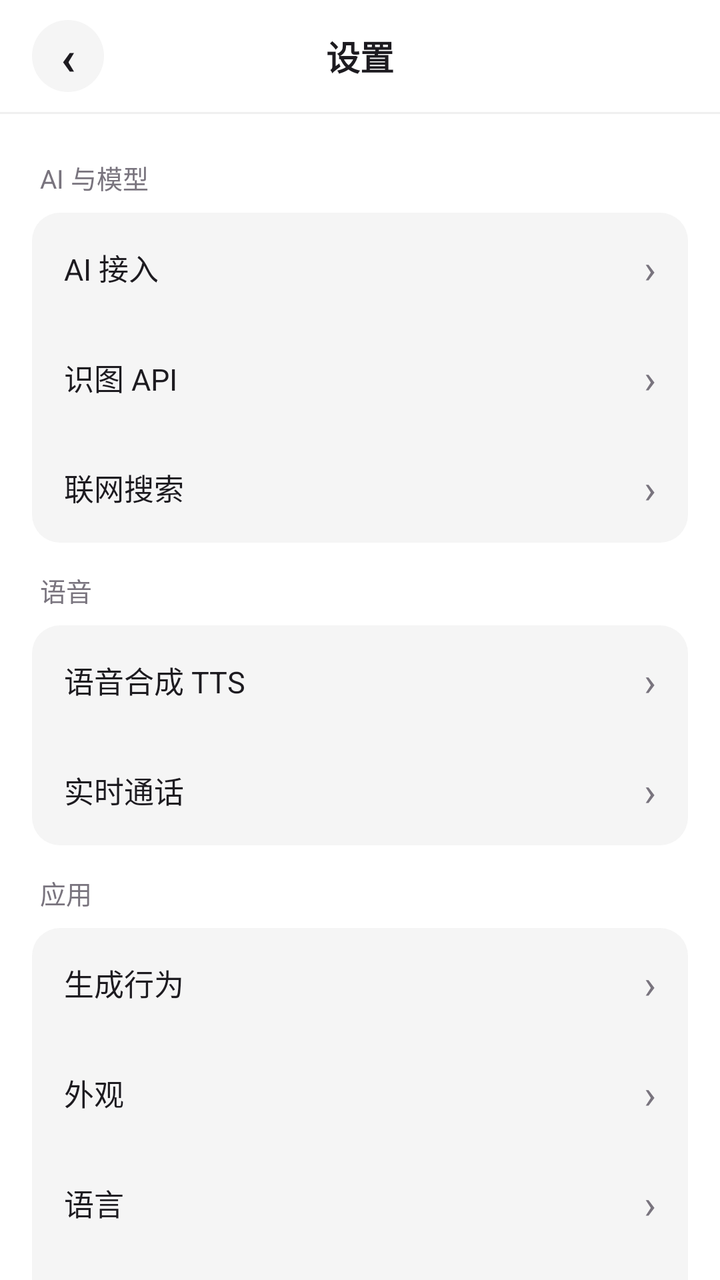
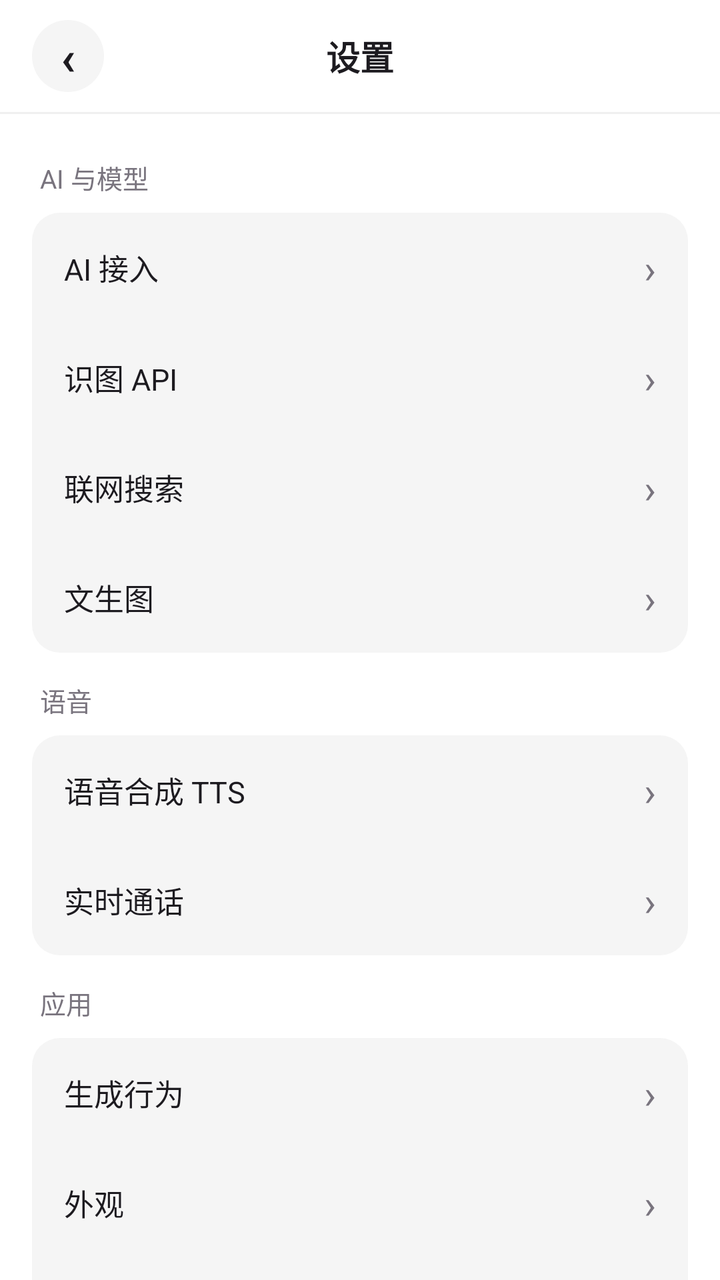

An Android layout rendered at two revisions. The XML below is the earlier revision; the diff shows what the commit changed to produce the second picture.
<!-- AndroidManifest.xml: application theme AppTheme -->
<!-- res/layout/activity_settings.xml -->
<?xml version="1.0" encoding="utf-8"?>
<LinearLayout xmlns:android="http://schemas.android.com/apk/res/android"
    android:layout_width="match_parent"
    android:layout_height="match_parent"
    android:orientation="vertical"
    android:background="@color/md_surface">

    <FrameLayout
        android:layout_width="match_parent"
        android:layout_height="56dp">

        <TextView
            android:id="@+id/btnBack"
            android:layout_width="36dp"
            android:layout_height="36dp"
            android:layout_gravity="center_vertical|start"
            android:layout_marginLeft="16dp"
            android:background="@drawable/back_btn_bg"
            android:gravity="center"
            android:text="‹"
            android:textColor="@color/md_on_surface"
            android:textSize="24sp"
            android:textStyle="bold" />

        <TextView
            android:layout_width="wrap_content"
            android:layout_height="wrap_content"
            android:layout_gravity="center"
            android:text="设置"
            android:textColor="@color/md_on_surface"
            android:textSize="17sp"
            android:textStyle="bold" />
    </FrameLayout>

    <View
        android:layout_width="match_parent"
        android:layout_height="1dp"
        android:background="@color/md_divider" />

    <ScrollView
        android:layout_width="match_parent"
        android:layout_height="0dp"
        android:layout_weight="1"
        android:paddingLeft="16dp"
        android:paddingRight="16dp"
        android:paddingTop="8dp"
        android:paddingBottom="30dp"
        android:clipToPadding="false"
        android:scrollbars="none">

        <LinearLayout
            android:layout_width="match_parent"
            android:layout_height="wrap_content"
            android:orientation="vertical">

            
            <TextView
                android:layout_width="wrap_content"
                android:layout_height="wrap_content"
                android:layout_marginTop="14dp"
                android:layout_marginBottom="8dp"
                android:layout_marginLeft="4dp"
                android:text="AI 与模型"
                android:textColor="@color/md_outline"
                android:textSize="13sp" />

            <LinearLayout
                android:layout_width="match_parent"
                android:layout_height="wrap_content"
                android:background="@drawable/card_bg"
                android:orientation="vertical">

                <LinearLayout
                    android:id="@+id/rowAi"
                    android:layout_width="match_parent"
                    android:layout_height="wrap_content"
                    android:gravity="center_vertical"
                    android:orientation="horizontal"
                    android:paddingLeft="16dp"
                    android:paddingRight="16dp"
                    android:paddingTop="14dp"
                    android:paddingBottom="14dp">
                    <TextView android:layout_width="0dp" android:layout_height="wrap_content" android:layout_weight="1" android:text="AI 接入" android:textColor="@color/md_on_surface" android:textSize="15sp" />
                    <TextView android:id="@+id/tvAiState" android:layout_width="wrap_content" android:layout_height="wrap_content" android:ellipsize="end" android:maxWidth="140dp" android:singleLine="true" android:text="" android:textColor="@color/md_outline" android:textSize="13sp" />
                    <TextView android:layout_width="wrap_content" android:layout_height="wrap_content" android:layout_marginLeft="6dp" android:text="›" android:textColor="@color/md_outline" android:textSize="20sp" />
                </LinearLayout>

                <LinearLayout
                    android:id="@+id/rowVision"
                    android:layout_width="match_parent"
                    android:layout_height="wrap_content"
                    android:gravity="center_vertical"
                    android:orientation="horizontal"
                    android:paddingLeft="16dp"
                    android:paddingRight="16dp"
                    android:paddingTop="14dp"
                    android:paddingBottom="14dp">
                    <TextView android:layout_width="0dp" android:layout_height="wrap_content" android:layout_weight="1" android:text="识图 API" android:textColor="@color/md_on_surface" android:textSize="15sp" />
                    <TextView android:id="@+id/tvVisionState" android:layout_width="wrap_content" android:layout_height="wrap_content" android:ellipsize="end" android:maxWidth="140dp" android:singleLine="true" android:text="" android:textColor="@color/md_outline" android:textSize="13sp" />
                    <TextView android:layout_width="wrap_content" android:layout_height="wrap_content" android:layout_marginLeft="6dp" android:text="›" android:textColor="@color/md_outline" android:textSize="20sp" />
                </LinearLayout>

                <LinearLayout
                    android:id="@+id/rowSearch"
                    android:layout_width="match_parent"
                    android:layout_height="wrap_content"
                    android:gravity="center_vertical"
                    android:orientation="horizontal"
                    android:paddingLeft="16dp"
                    android:paddingRight="16dp"
                    android:paddingTop="14dp"
                    android:paddingBottom="14dp">
                    <TextView android:layout_width="0dp" android:layout_height="wrap_content" android:layout_weight="1" android:text="联网搜索" android:textColor="@color/md_on_surface" android:textSize="15sp" />
                    <TextView android:id="@+id/tvSearchState" android:layout_width="wrap_content" android:layout_height="wrap_content" android:ellipsize="end" android:maxWidth="140dp" android:singleLine="true" android:text="" android:textColor="@color/md_outline" android:textSize="13sp" />
                    <TextView android:layout_width="wrap_content" android:layout_height="wrap_content" android:layout_marginLeft="6dp" android:text="›" android:textColor="@color/md_outline" android:textSize="20sp" />
                </LinearLayout>
            </LinearLayout>

            
            <TextView
                android:layout_width="wrap_content"
                android:layout_height="wrap_content"
                android:layout_marginTop="14dp"
                android:layout_marginBottom="8dp"
                android:layout_marginLeft="4dp"
                android:text="语音"
                android:textColor="@color/md_outline"
                android:textSize="13sp" />

            <LinearLayout
                android:layout_width="match_parent"
                android:layout_height="wrap_content"
                android:background="@drawable/card_bg"
                android:orientation="vertical">

                <LinearLayout
                    android:id="@+id/rowTts"
                    android:layout_width="match_parent"
                    android:layout_height="wrap_content"
                    android:gravity="center_vertical"
                    android:orientation="horizontal"
                    android:paddingLeft="16dp"
                    android:paddingRight="16dp"
                    android:paddingTop="14dp"
                    android:paddingBottom="14dp">
                    <TextView android:layout_width="0dp" android:layout_height="wrap_content" android:layout_weight="1" android:text="语音合成 TTS" android:textColor="@color/md_on_surface" android:textSize="15sp" />
                    <TextView android:id="@+id/tvTtsState" android:layout_width="wrap_content" android:layout_height="wrap_content" android:ellipsize="end" android:maxWidth="140dp" android:singleLine="true" android:text="" android:textColor="@color/md_outline" android:textSize="13sp" />
                    <TextView android:layout_width="wrap_content" android:layout_height="wrap_content" android:layout_marginLeft="6dp" android:text="›" android:textColor="@color/md_outline" android:textSize="20sp" />
                </LinearLayout>

                <LinearLayout
                    android:id="@+id/rowRealtime"
                    android:layout_width="match_parent"
                    android:layout_height="wrap_content"
                    android:gravity="center_vertical"
                    android:orientation="horizontal"
                    android:paddingLeft="16dp"
                    android:paddingRight="16dp"
                    android:paddingTop="14dp"
                    android:paddingBottom="14dp">
                    <TextView android:layout_width="0dp" android:layout_height="wrap_content" android:layout_weight="1" android:text="实时通话" android:textColor="@color/md_on_surface" android:textSize="15sp" />
                    <TextView android:id="@+id/tvRealtimeState" android:layout_width="wrap_content" android:layout_height="wrap_content" android:ellipsize="end" android:maxWidth="140dp" android:singleLine="true" android:text="" android:textColor="@color/md_outline" android:textSize="13sp" />
                    <TextView android:layout_width="wrap_content" android:layout_height="wrap_content" android:layout_marginLeft="6dp" android:text="›" android:textColor="@color/md_outline" android:textSize="20sp" />
                </LinearLayout>
            </LinearLayout>

            
            <TextView
                android:layout_width="wrap_content"
                android:layout_height="wrap_content"
                android:layout_marginTop="14dp"
                android:layout_marginBottom="8dp"
                android:layout_marginLeft="4dp"
                android:text="应用"
                android:textColor="@color/md_outline"
                android:textSize="13sp" />

            <LinearLayout
                android:layout_width="match_parent"
                android:layout_height="wrap_content"
                android:background="@drawable/card_bg"
                android:orientation="vertical">

                <LinearLayout
                    android:id="@+id/rowGenerate"
                    android:layout_width="match_parent"
                    android:layout_height="wrap_content"
                    android:gravity="center_vertical"
                    android:orientation="horizontal"
                    android:paddingLeft="16dp"
                    android:paddingRight="16dp"
                    android:paddingTop="14dp"
                    android:paddingBottom="14dp">
                    <TextView android:layout_width="0dp" android:layout_height="wrap_content" android:layout_weight="1" android:text="生成行为" android:textColor="@color/md_on_surface" android:textSize="15sp" />
                    <TextView android:id="@+id/tvGenerateState" android:layout_width="wrap_content" android:layout_height="wrap_content" android:ellipsize="end" android:maxWidth="140dp" android:singleLine="true" android:text="" android:textColor="@color/md_outline" android:textSize="13sp" />
                    <TextView android:layout_width="wrap_content" android:layout_height="wrap_content" android:layout_marginLeft="6dp" android:text="›" android:textColor="@color/md_outline" android:textSize="20sp" />
                </LinearLayout>

                <LinearLayout
                    android:id="@+id/rowAppearance"
                    android:layout_width="match_parent"
                    android:layout_height="wrap_content"
                    android:gravity="center_vertical"
                    android:orientation="horizontal"
                    android:paddingLeft="16dp"
                    android:paddingRight="16dp"
                    android:paddingTop="14dp"
                    android:paddingBottom="14dp">
                    <TextView android:layout_width="0dp" android:layout_height="wrap_content" android:layout_weight="1" android:text="外观" android:textColor="@color/md_on_surface" android:textSize="15sp" />
                    <TextView android:id="@+id/tvAppearanceState" android:layout_width="wrap_content" android:layout_height="wrap_content" android:ellipsize="end" android:maxWidth="140dp" android:singleLine="true" android:text="" android:textColor="@color/md_outline" android:textSize="13sp" />
                    <TextView android:layout_width="wrap_content" android:layout_height="wrap_content" android:layout_marginLeft="6dp" android:text="›" android:textColor="@color/md_outline" android:textSize="20sp" />
                </LinearLayout>

                <LinearLayout
                    android:id="@+id/rowLanguage"
                    android:layout_width="match_parent"
                    android:layout_height="wrap_content"
                    android:gravity="center_vertical"
                    android:orientation="horizontal"
                    android:paddingLeft="16dp"
                    android:paddingRight="16dp"
                    android:paddingTop="14dp"
                    android:paddingBottom="14dp">
                    <TextView android:layout_width="0dp" android:layout_height="wrap_content" android:layout_weight="1" android:text="语言" android:textColor="@color/md_on_surface" android:textSize="15sp" />
                    <TextView android:id="@+id/tvLanguageState" android:layout_width="wrap_content" android:layout_height="wrap_content" android:ellipsize="end" android:maxWidth="140dp" android:singleLine="true" android:text="" android:textColor="@color/md_outline" android:textSize="13sp" />
                    <TextView android:layout_width="wrap_content" android:layout_height="wrap_content" android:layout_marginLeft="6dp" android:text="›" android:textColor="@color/md_outline" android:textSize="20sp" />
                </LinearLayout>

                <LinearLayout
                    android:id="@+id/rowToggle"
                    android:layout_width="match_parent"
                    android:layout_height="wrap_content"
                    android:gravity="center_vertical"
                    android:orientation="horizontal"
                    android:paddingLeft="16dp"
                    android:paddingRight="16dp"
                    android:paddingTop="14dp"
                    android:paddingBottom="14dp">
                    <TextView android:layout_width="0dp" android:layout_height="wrap_content" android:layout_weight="1" android:text="功能开关" android:textColor="@color/md_on_surface" android:textSize="15sp" />
                    <TextView android:layout_width="wrap_content" android:layout_height="wrap_content" android:layout_marginLeft="6dp" android:text="›" android:textColor="@color/md_outline" android:textSize="20sp" />
                </LinearLayout>
            </LinearLayout>

            
            <TextView
                android:layout_width="wrap_content"
                android:layout_height="wrap_content"
                android:layout_marginTop="14dp"
                android:layout_marginBottom="8dp"
                android:layout_marginLeft="4dp"
                android:text="数据"
                android:textColor="@color/md_outline"
                android:textSize="13sp" />

            <LinearLayout
                android:layout_width="match_parent"
                android:layout_height="wrap_content"
                android:background="@drawable/card_bg"
                android:orientation="vertical">

                <LinearLayout
                    android:id="@+id/rowMemory"
                    android:layout_width="match_parent"
                    android:layout_height="wrap_content"
                    android:gravity="center_vertical"
                    android:orientation="horizontal"
                    android:paddingLeft="16dp"
                    android:paddingRight="16dp"
                    android:paddingTop="14dp"
                    android:paddingBottom="14dp">
                    <TextView android:layout_width="0dp" android:layout_height="wrap_content" android:layout_weight="1" android:text="长期记忆" android:textColor="@color/md_on_surface" android:textSize="15sp" />
                    <TextView android:id="@+id/tvMemoryState" android:layout_width="wrap_content" android:layout_height="wrap_content" android:text="0 条" android:textColor="@color/md_outline" android:textSize="13sp" />
                    <TextView android:layout_width="wrap_content" android:layout_height="wrap_content" android:layout_marginLeft="6dp" android:text="›" android:textColor="@color/md_outline" android:textSize="20sp" />
                </LinearLayout>

                <LinearLayout
                    android:id="@+id/rowPrompt"
                    android:layout_width="match_parent"
                    android:layout_height="wrap_content"
                    android:gravity="center_vertical"
                    android:orientation="horizontal"
                    android:paddingLeft="16dp"
                    android:paddingRight="16dp"
                    android:paddingTop="14dp"
                    android:paddingBottom="14dp">
                    <TextView android:layout_width="0dp" android:layout_height="wrap_content" android:layout_weight="1" android:text="系统提示词" android:textColor="@color/md_on_surface" android:textSize="15sp" />
                    <TextView android:id="@+id/tvPromptState" android:layout_width="wrap_content" android:layout_height="wrap_content" android:text="默认" android:textColor="@color/md_outline" android:textSize="13sp" />
                    <TextView android:layout_width="wrap_content" android:layout_height="wrap_content" android:layout_marginLeft="6dp" android:text="›" android:textColor="@color/md_outline" android:textSize="20sp" />
                </LinearLayout>

                <LinearLayout
                    android:id="@+id/rowPlugin"
                    android:layout_width="match_parent"
                    android:layout_height="wrap_content"
                    android:gravity="center_vertical"
                    android:orientation="horizontal"
                    android:paddingLeft="16dp"
                    android:paddingRight="16dp"
                    android:paddingTop="14dp"
                    android:paddingBottom="14dp">
                    <TextView android:layout_width="0dp" android:layout_height="wrap_content" android:layout_weight="1" android:text="插件" android:textColor="@color/md_on_surface" android:textSize="15sp" />
                    <TextView android:id="@+id/tvPluginState" android:layout_width="wrap_content" android:layout_height="wrap_content" android:text="" android:textColor="@color/md_outline" android:textSize="13sp" />
                    <TextView android:layout_width="wrap_content" android:layout_height="wrap_content" android:layout_marginLeft="6dp" android:text="›" android:textColor="@color/md_outline" android:textSize="20sp" />
                </LinearLayout>
            </LinearLayout>

            
            <TextView
                android:layout_width="wrap_content"
                android:layout_height="wrap_content"
                android:layout_marginTop="14dp"
                android:layout_marginBottom="8dp"
                android:layout_marginLeft="4dp"
                android:text="系统"
                android:textColor="@color/md_outline"
                android:textSize="13sp" />

            <LinearLayout
                android:layout_width="match_parent"
                android:layout_height="wrap_content"
                android:background="@drawable/card_bg"
                android:orientation="vertical">

                <LinearLayout
                    android:id="@+id/rowPermission"
                    android:layout_width="match_parent"
                    android:layout_height="wrap_content"
                    android:gravity="center_vertical"
                    android:orientation="horizontal"
                    android:paddingLeft="16dp"
                    android:paddingRight="16dp"
                    android:paddingTop="14dp"
                    android:paddingBottom="14dp">
                    <TextView android:layout_width="0dp" android:layout_height="wrap_content" android:layout_weight="1" android:text="权限" android:textColor="@color/md_on_surface" android:textSize="15sp" />
                    <TextView android:layout_width="wrap_content" android:layout_height="wrap_content" android:layout_marginLeft="6dp" android:text="›" android:textColor="@color/md_outline" android:textSize="20sp" />
                </LinearLayout>

                <LinearLayout
                    android:id="@+id/rowBalance"
                    android:layout_width="match_parent"
                    android:layout_height="wrap_content"
                    android:gravity="center_vertical"
                    android:orientation="horizontal"
                    android:paddingLeft="16dp"
                    android:paddingRight="16dp"
                    android:paddingTop="14dp"
                    android:paddingBottom="14dp">
                    <TextView android:layout_width="0dp" android:layout_height="wrap_content" android:layout_weight="1" android:text="余额查询" android:textColor="@color/md_on_surface" android:textSize="15sp" />
                    <TextView android:layout_width="wrap_content" android:layout_height="wrap_content" android:layout_marginLeft="6dp" android:text="›" android:textColor="@color/md_outline" android:textSize="20sp" />
                </LinearLayout>
            </LinearLayout>

            <View
                android:layout_width="match_parent"
                android:layout_height="30dp" />
        </LinearLayout>
    </ScrollView>
</LinearLayout>
<!-- resources referenced by this layout -->
<resources>
  <color name="md_divider">#F0F0F0</color>
  <color name="md_on_surface">#1D1B20</color>
  <color name="md_outline">#79747E</color>
  <color name="md_surface">#FFFFFF</color>
  <!-- drawable back_btn_bg (drawable) -->
  <?xml version="1.0" encoding="utf-8"?>
  <shape xmlns:android="http://schemas.android.com/apk/res/android"
      android:shape="oval">
      <solid android:color="@color/md_surface_variant" />
  </shape>
  <!-- drawable card_bg (drawable) -->
  <?xml version="1.0" encoding="utf-8"?>
  <shape xmlns:android="http://schemas.android.com/apk/res/android">
      <solid android:color="@color/md_surface_variant" />
      <corners android:radius="14dp" />
  </shape>
  <style name="AppTheme" parent="@android:style/Theme.DeviceDefault.Light.NoActionBar" />
  <color name="md_surface_variant">#F5F5F5</color>
</resources>

<!-- the commit's change to res/layout/activity_settings.xml (unified diff, before → after) -->
@@ -53,7 +53,6 @@
             android:layout_height="wrap_content"
             android:orientation="vertical">
 
-            
             <TextView
                 android:layout_width="wrap_content"
                 android:layout_height="wrap_content"
@@ -65,6 +64,7 @@
                 android:textSize="13sp" />
 
             <LinearLayout
+                android:id="@+id/cardAi"
                 android:layout_width="match_parent"
                 android:layout_height="wrap_content"
                 android:background="@drawable/card_bg"
@@ -114,9 +114,23 @@
                     <TextView android:id="@+id/tvSearchState" android:layout_width="wrap_content" android:layout_height="wrap_content" android:ellipsize="end" android:maxWidth="140dp" android:singleLine="true" android:text="" android:textColor="@color/md_outline" android:textSize="13sp" />
                     <TextView android:layout_width="wrap_content" android:layout_height="wrap_content" android:layout_marginLeft="6dp" android:text="›" android:textColor="@color/md_outline" android:textSize="20sp" />
                 </LinearLayout>
+
+                <LinearLayout
+                    android:id="@+id/rowImageGen"
+                    android:layout_width="match_parent"
+                    android:layout_height="wrap_content"
+                    android:gravity="center_vertical"
+                    android:orientation="horizontal"
+                    android:paddingLeft="16dp"
+                    android:paddingRight="16dp"
+                    android:paddingTop="14dp"
+                    android:paddingBottom="14dp">
+                    <TextView android:layout_width="0dp" android:layout_height="wrap_content" android:layout_weight="1" android:text="文生图" android:textColor="@color/md_on_surface" android:textSize="15sp" />
+                    <TextView android:id="@+id/tvImageGenState" android:layout_width="wrap_content" android:layout_height="wrap_content" android:ellipsize="end" android:maxWidth="140dp" android:singleLine="true" android:text="" android:textColor="@color/md_outline" android:textSize="13sp" />
+                    <TextView android:layout_width="wrap_content" android:layout_height="wrap_content" android:layout_marginLeft="6dp" android:text="›" android:textColor="@color/md_outline" android:textSize="20sp" />
+                </LinearLayout>
             </LinearLayout>
 
-            
             <TextView
                 android:layout_width="wrap_content"
                 android:layout_height="wrap_content"
@@ -128,6 +142,7 @@
                 android:textSize="13sp" />
 
             <LinearLayout
+                android:id="@+id/cardVoice"
                 android:layout_width="match_parent"
                 android:layout_height="wrap_content"
                 android:background="@drawable/card_bg"
@@ -164,7 +179,6 @@
                 </LinearLayout>
             </LinearLayout>
 
-            
             <TextView
                 android:layout_width="wrap_content"
                 android:layout_height="wrap_content"
@@ -176,6 +190,7 @@
                 android:textSize="13sp" />
 
             <LinearLayout
+                android:id="@+id/cardApp"
                 android:layout_width="match_parent"
                 android:layout_height="wrap_content"
                 android:background="@drawable/card_bg"
@@ -227,6 +242,21 @@
                 </LinearLayout>
 
                 <LinearLayout
+                    android:id="@+id/rowExperimental"
+                    android:layout_width="match_parent"
+                    android:layout_height="wrap_content"
+                    android:gravity="center_vertical"
+                    android:orientation="horizontal"
+                    android:paddingLeft="16dp"
+                    android:paddingRight="16dp"
+                    android:paddingTop="14dp"
+                    android:paddingBottom="14dp">
+                    <TextView android:layout_width="0dp" android:layout_height="wrap_content" android:layout_weight="1" android:text="实验性功能" android:textColor="@color/md_on_surface" android:textSize="15sp" />
+                    <TextView android:id="@+id/tvExperimentalState" android:layout_width="wrap_content" android:layout_height="wrap_content" android:ellipsize="end" android:maxWidth="140dp" android:singleLine="true" android:text="" android:textColor="@color/md_outline" android:textSize="13sp" />
+                    <TextView android:layout_width="wrap_content" android:layout_height="wrap_content" android:layout_marginLeft="6dp" android:text="›" android:textColor="@color/md_outline" android:textSize="20sp" />
+                </LinearLayout>
+
+                <LinearLayout
                     android:id="@+id/rowToggle"
                     android:layout_width="match_parent"
                     android:layout_height="wrap_content"
@@ -241,7 +271,6 @@
                 </LinearLayout>
             </LinearLayout>
 
-            
             <TextView
                 android:layout_width="wrap_content"
                 android:layout_height="wrap_content"
@@ -253,6 +282,7 @@
                 android:textSize="13sp" />
 
             <LinearLayout
+                android:id="@+id/cardData"
                 android:layout_width="match_parent"
                 android:layout_height="wrap_content"
                 android:background="@drawable/card_bg"
@@ -304,7 +334,6 @@
                 </LinearLayout>
             </LinearLayout>
 
-            
             <TextView
                 android:layout_width="wrap_content"
                 android:layout_height="wrap_content"
@@ -316,6 +345,7 @@
                 android:textSize="13sp" />
 
             <LinearLayout
+                android:id="@+id/cardSystem"
                 android:layout_width="match_parent"
                 android:layout_height="wrap_content"
                 android:background="@drawable/card_bg"
@@ -346,6 +376,21 @@
                     android:paddingTop="14dp"
                     android:paddingBottom="14dp">
                     <TextView android:layout_width="0dp" android:layout_height="wrap_content" android:layout_weight="1" android:text="余额查询" android:textColor="@color/md_on_surface" android:textSize="15sp" />
+                    <TextView android:layout_width="wrap_content" android:layout_height="wrap_content" android:layout_marginLeft="6dp" android:text="›" android:textColor="@color/md_outline" android:textSize="20sp" />
+                </LinearLayout>
+
+                <LinearLayout
+                    android:id="@+id/rowAbout"
+                    android:layout_width="match_parent"
+                    android:layout_height="wrap_content"
+                    android:gravity="center_vertical"
+                    android:orientation="horizontal"
+                    android:paddingLeft="16dp"
+                    android:paddingRight="16dp"
+                    android:paddingTop="14dp"
+                    android:paddingBottom="14dp">
+                    <TextView android:layout_width="0dp" android:layout_height="wrap_content" android:layout_weight="1" android:text="关于" android:textColor="@color/md_on_surface" android:textSize="15sp" />
+                    <TextView android:id="@+id/tvAboutState" android:layout_width="wrap_content" android:layout_height="wrap_content" android:text="v1.3.0" android:textColor="@color/md_outline" android:textSize="13sp" />
                     <TextView android:layout_width="wrap_content" android:layout_height="wrap_content" android:layout_marginLeft="6dp" android:text="›" android:textColor="@color/md_outline" android:textSize="20sp" />
                 </LinearLayout>
             </LinearLayout>
